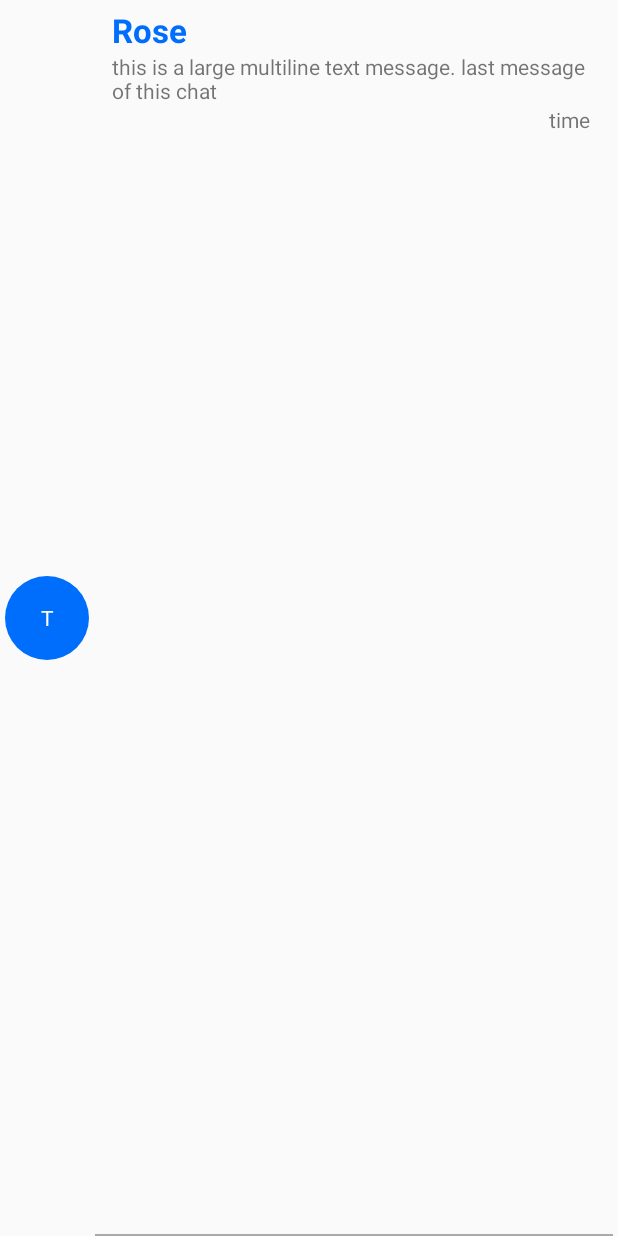
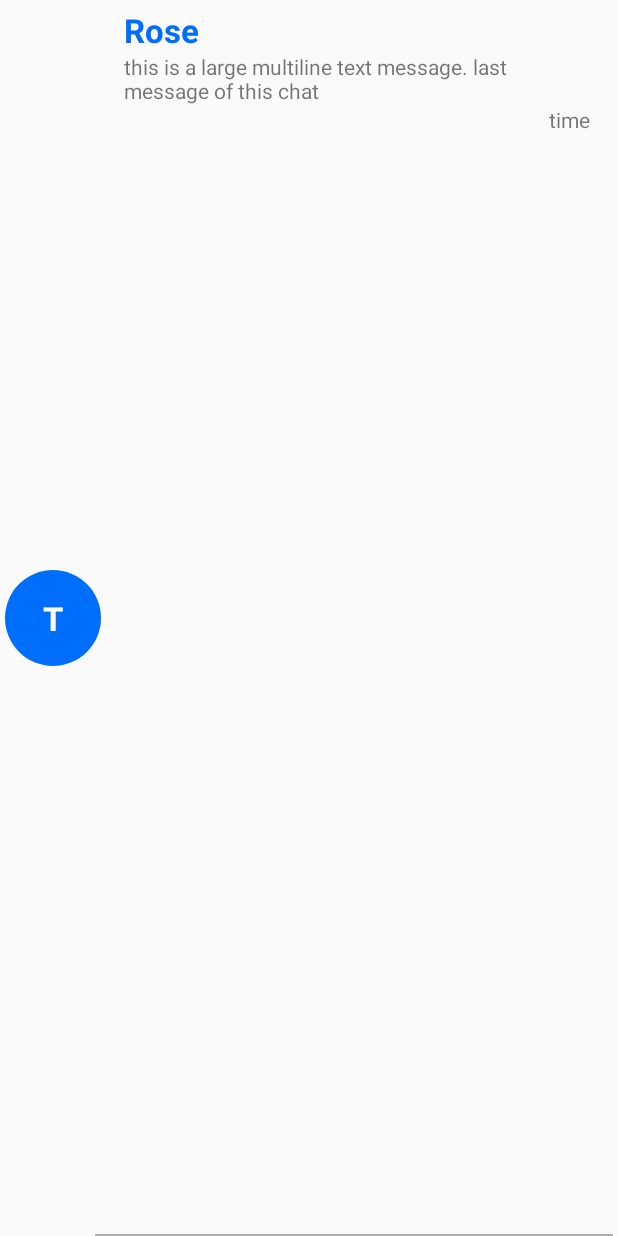
Before and after one commit to Inzimam-Tariq/MessagingApp, an Android app: the layout chats_layout.xml on its own in the app's theme, with its tools: preview values and no code run, on a phone screen of 412 x 824 dp. Run offline under Robolectric (Android 15) with nearby library versions, the phone set to English and light mode, and no system bars.

Commit message:
Fix two auth screens, generify chats list

```diff
--- a/app/src/main/java/com/invogen/messagingapp/ChatsFragment.java
+++ b/app/src/main/java/com/invogen/messagingapp/ChatsFragment.java
@@ -34,7 +34,7 @@ public class ChatsFragment extends Fragment {
     private final String TAG = "ChatsFragment";
     private FloatingActionButton fabCreate;
     private RecyclerView mRecyclerView;
-    private List<String> chatRoomList = new ArrayList<>();
+    private List<Chats> chatRoomList = new ArrayList<>();
     private Context mContext;
     private String chatName;
     private DatabaseReference mDBReferenceChats;
@@ -96,10 +96,10 @@ public class ChatsFragment extends Fragment {
                 if (dataSnapshot.exists()) {
                     Log.e(TAG, "Snapshot Exits\nValue = " + dataSnapshot.toString());
                     for (DataSnapshot ds : dataSnapshot.getChildren()) {
-                        Chats msg = ds.getValue(Chats.class);
+                        Chats chat = ds.getValue(Chats.class);
 
                         Log.e(TAG, "Message Key = " + ds.getKey());
-                        chatRoomList.add(msg.getChatName());
+                        chatRoomList.add(chat);
                     }
                 }
                 mRecyclerView.getAdapter().notifyDataSetChanged();
--- a/app/src/main/res/layout/chats_layout.xml
+++ b/app/src/main/res/layout/chats_layout.xml
@@ -9,8 +9,8 @@
 
     <View
         android:id="@+id/avatar"
-        android:layout_width="56dp"
-        android:layout_height="56dp"
+        android:layout_width="64dp"
+        android:layout_height="64dp"
         android:layout_alignParentStart="true"
         android:layout_alignParentLeft="true"
         android:layout_centerVertical="true"
@@ -19,14 +19,16 @@
 
     <TextView
         android:id="@+id/avatar_tv"
-        android:layout_width="56dp"
-        android:layout_height="56dp"
+        android:layout_width="64dp"
+        android:layout_height="64dp"
         android:layout_centerVertical="true"
         android:gravity="center"
         android:maxLength="1"
         android:text="time"
         android:textAllCaps="true"
-        android:textColor="@color/colorWhite" />
+        android:textAppearance="@android:style/TextAppearance.DeviceDefault.Large"
+        android:textColor="@color/colorWhite"
+        android:textStyle="bold" />
 
 
     <LinearLayout
@@ -73,8 +75,8 @@
         android:layout_height="1dp"
         android:layout_alignParentBottom="true"
         android:layout_marginLeft="60dp"
-        android:background="@android:color/darker_gray"
-        android:layout_marginTop="@dimen/activity_horizontal_margin"/>
+        android:layout_marginTop="@dimen/activity_horizontal_margin"
+        android:background="@android:color/darker_gray" />
 
 
 </RelativeLayout>
```
Also changed, not shown: app/src/main/java/com/invogen/messagingapp/ChatAdapter.java (+6 -20 lines), app/src/main/java/com/invogen/messagingapp/GroupChatFragment.java (+3 -17 lines), app/src/main/java/com/invogen/messagingapp/MainActivityControllerDrawer.java (+16 -5 lines).
